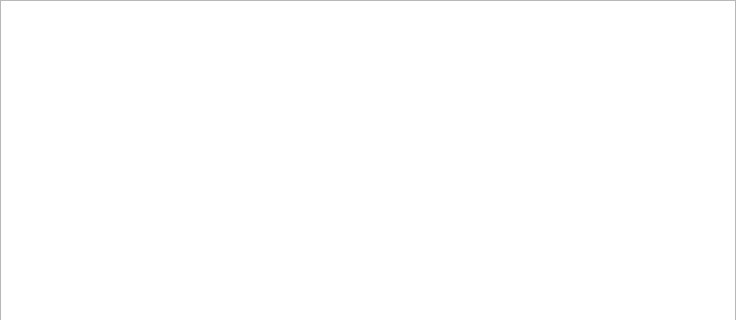
First picture: the form in src/stockmonitor/ui/widget/walletwidget.ui, repository anetczuk/stock-monitor, before the edit; both pictures show x 0 to 736 and y 0 to 320 of the 736 by 628 pixel window.
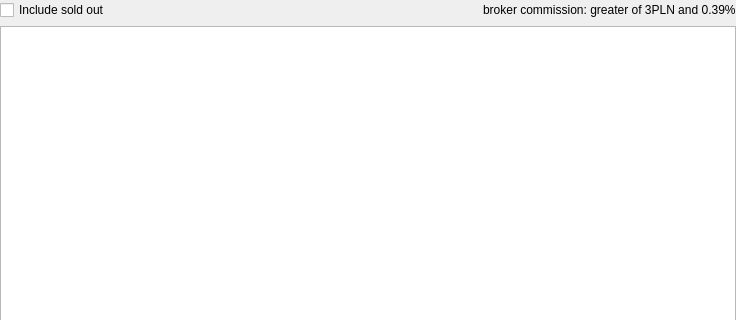
Second picture: the form after the edit. Custom widgets are drawn as their Qt base class.

Commit message: Update Wallet widget related code

The edit to the form file:
```diff
--- a/src/stockmonitor/ui/widget/walletwidget.ui
+++ b/src/stockmonitor/ui/widget/walletwidget.ui
@@ -26,6 +26,40 @@
    <property name="bottomMargin">
     <number>0</number>
    </property>
+   <item>
+    <layout class="QHBoxLayout" name="horizontalLayout">
+     <property name="topMargin">
+      <number>0</number>
+     </property>
+     <item>
+      <widget class="QCheckBox" name="soldOutCB">
+       <property name="text">
+        <string>Include sold out</string>
+       </property>
+      </widget>
+     </item>
+     <item>
+      <spacer name="horizontalSpacer">
+       <property name="orientation">
+        <enum>Qt::Horizontal</enum>
+       </property>
+       <property name="sizeHint" stdset="0">
+        <size>
+         <width>40</width>
+         <height>20</height>
+        </size>
+       </property>
+      </spacer>
+     </item>
+     <item>
+      <widget class="QLabel" name="label">
+       <property name="text">
+        <string>broker commission: greater of 3PLN and 0.39%</string>
+       </property>
+      </widget>
+     </item>
+    </layout>
+   </item>
    <item>
     <widget class="WalletStockTable" name="walletTable"/>
    </item>
```
The commit also changes 5 other files.
